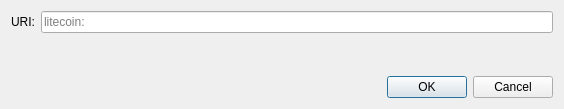
woxycoin/woxycoin, file src/qt/forms/openuridialog.ui: the form before one commit.
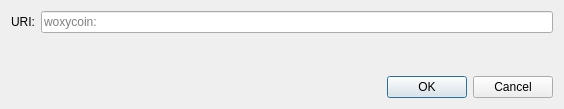
The form after the commit. Custom widgets are drawn as their Qt base class.

Commit message: Rebrand: Litecoin -> Woxycoin, add new logo

```diff
--- a/src/qt/forms/openuridialog.ui
+++ b/src/qt/forms/openuridialog.ui
@@ -26,7 +26,7 @@
      <item>
       <widget class="QValidatedLineEdit" name="uriEdit">
        <property name="placeholderText">
-        <string notr="true">litecoin:</string>
+        <string notr="true">woxycoin:</string>
        </property>
       </widget>
      </item>
```
Left out of the diff: 2 changed lines with no effect on the pictures. The commit also changes 20 other files.
